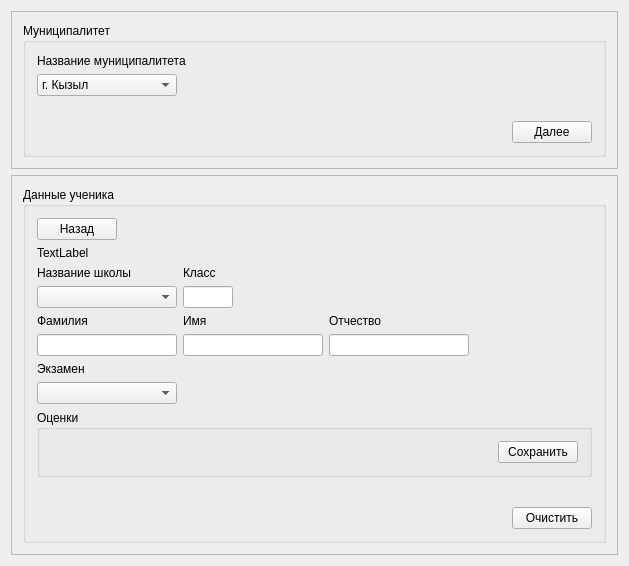
Before: the Qt Designer form mainwindow.ui in dtapyshpan/ClientEGE, drawn with Qt 5.
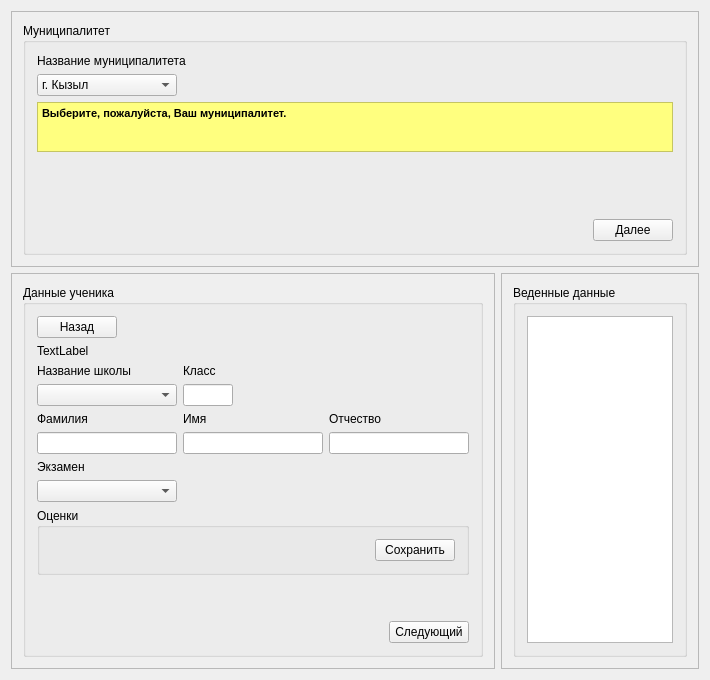
After: the same form once the commit is applied.

Diff of the .ui file:
```diff
--- a/mainwindow.ui
+++ b/mainwindow.ui
@@ -6,15 +6,21 @@
    <rect>
     <x>0</x>
     <y>0</y>
-    <width>629</width>
-    <height>566</height>
+    <width>710</width>
+    <height>680</height>
    </rect>
   </property>
+  <property name="sizePolicy">
+   <sizepolicy hsizetype="Expanding" vsizetype="Expanding">
+    <horstretch>0</horstretch>
+    <verstretch>0</verstretch>
+   </sizepolicy>
+  </property>
   <property name="windowTitle">
    <string>Клиент</string>
   </property>
   <widget class="QWidget" name="centralWidget">
-   <layout class="QVBoxLayout" name="verticalLayout_12">
+   <layout class="QVBoxLayout" name="verticalLayout_13">
     <item>
      <widget class="QFrame" name="mainView">
       <property name="frameShape">
@@ -170,6 +176,52 @@
             </item>
            </layout>
           </item>
+          <item>
+           <widget class="QTextEdit" name="helpmv">
+            <property name="enabled">
+             <bool>false</bool>
+            </property>
+            <property name="sizePolicy">
+             <sizepolicy hsizetype="Minimum" vsizetype="Minimum">
+              <horstretch>0</horstretch>
+              <verstretch>0</verstretch>
+             </sizepolicy>
+            </property>
+            <property name="minimumSize">
+             <size>
+              <width>0</width>
+              <height>50</height>
+             </size>
+            </property>
+            <property name="maximumSize">
+             <size>
+              <width>16777215</width>
+              <height>50</height>
+             </size>
+            </property>
+            <property name="font">
+             <font>
+              <family>MS Shell Dlg 2</family>
+              <pointsize>12</pointsize>
+              <weight>9</weight>
+              <italic>false</italic>
+              <bold>false</bold>
+             </font>
+            </property>
+            <property name="styleSheet">
+             <string notr="true">background-color: rgb(255, 255, 127);
+font: 75 12pt &quot;MS Shell Dlg 2&quot;;
+color: rgb(0, 0, 0);</string>
+            </property>
+            <property name="html">
+             <string>&lt;!DOCTYPE HTML PUBLIC &quot;-//W3C//DTD HTML 4.0//EN&quot; &quot;http://www.w3.org/TR/REC-html40/strict.dtd&quot;&gt;
+&lt;html&gt;&lt;head&gt;&lt;meta name=&quot;qrichtext&quot; content=&quot;1&quot; /&gt;&lt;style type=&quot;text/css&quot;&gt;
+p, li { white-space: pre-wrap; }
+&lt;/style&gt;&lt;/head&gt;&lt;body style=&quot; font-family:'MS Shell Dlg 2'; font-size:12pt; font-weight:72; font-style:normal;&quot;&gt;
+&lt;p style=&quot; margin-top:0px; margin-bottom:0px; margin-left:0px; margin-right:0px; -qt-block-indent:0; text-indent:0px;&quot;&gt;&lt;span style=&quot; font-size:8.25pt; font-weight:600;&quot;&gt;Выберите, пожалуйста, Ваш муниципалитет.&lt;/span&gt;&lt;/p&gt;&lt;/body&gt;&lt;/html&gt;</string>
+            </property>
+           </widget>
+          </item>
           <item>
            <spacer name="verticalSpacer">
             <property name="orientation">
@@ -178,7 +230,7 @@
             <property name="sizeHint" stdset="0">
              <size>
               <width>20</width>
-              <height>36</height>
+              <height>47</height>
              </size>
             </property>
            </spacer>
@@ -214,6 +266,8 @@
      </widget>
     </item>
     <item>
+     <layout class="QHBoxLayout" name="horizontalLayout_10">
+      <item>
      <widget class="QFrame" name="secondView">
       <property name="frameShape">
        <enum>QFrame::StyledPanel</enum>
@@ -224,6 +278,12 @@
       <layout class="QVBoxLayout" name="verticalLayout_11">
        <item>
         <widget class="QGroupBox" name="groupBox_2">
+           <property name="maximumSize">
+            <size>
+             <width>16777215</width>
+             <height>16777215</height>
+            </size>
+           </property>
          <property name="title">
           <string>Данные ученика</string>
          </property>
@@ -552,7 +612,7 @@
             <item>
              <widget class="QPushButton" name="clearButtonSV">
               <property name="text">
-               <string>Очистить</string>
+                 <string>Следующий</string>
               </property>
              </widget>
             </item>
@@ -563,6 +623,32 @@
        </item>
       </layout>
      </widget>
+      </item>
+      <item>
+       <widget class="QFrame" name="tableview">
+        <property name="frameShape">
+         <enum>QFrame::StyledPanel</enum>
+        </property>
+        <property name="frameShadow">
+         <enum>QFrame::Raised</enum>
+        </property>
+        <layout class="QVBoxLayout" name="verticalLayout_12">
+         <item>
+          <widget class="QGroupBox" name="groupBox_3">
+           <property name="title">
+            <string>Веденные данные</string>
+           </property>
+           <layout class="QVBoxLayout" name="verticalLayout_14">
+            <item>
+             <widget class="QTableWidget" name="tableWidget"/>
+            </item>
+           </layout>
+          </widget>
+         </item>
+        </layout>
+       </widget>
+      </item>
+     </layout>
     </item>
    </layout>
   </widget>
```
Lines whose indentation alone changed are shown as unchanged.
